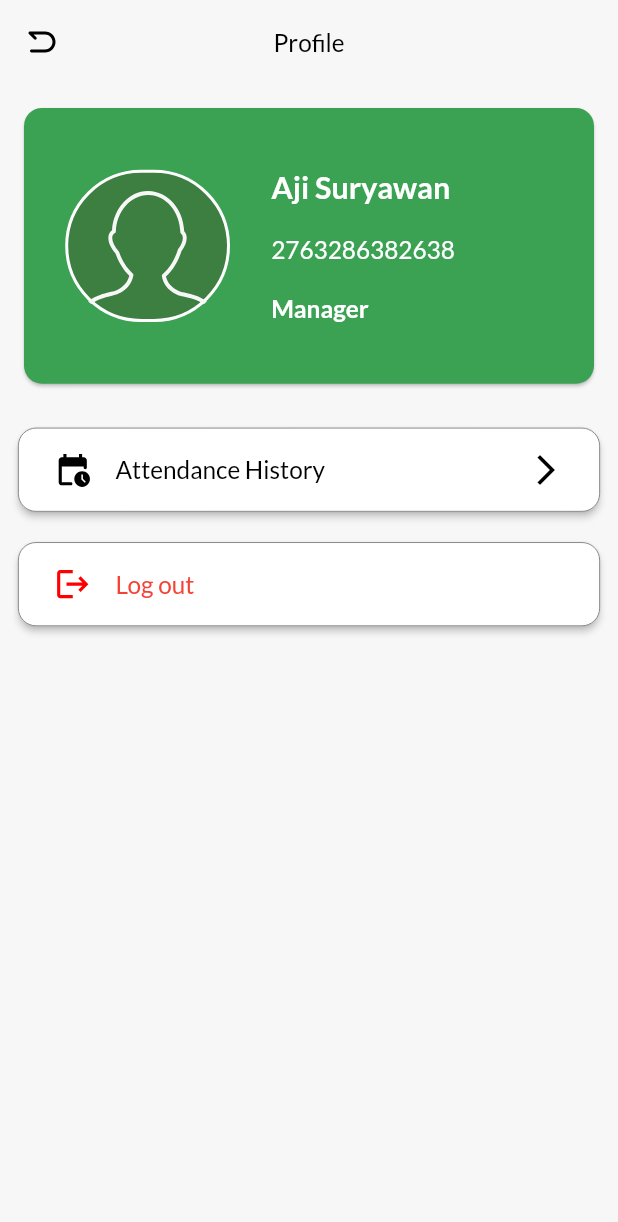
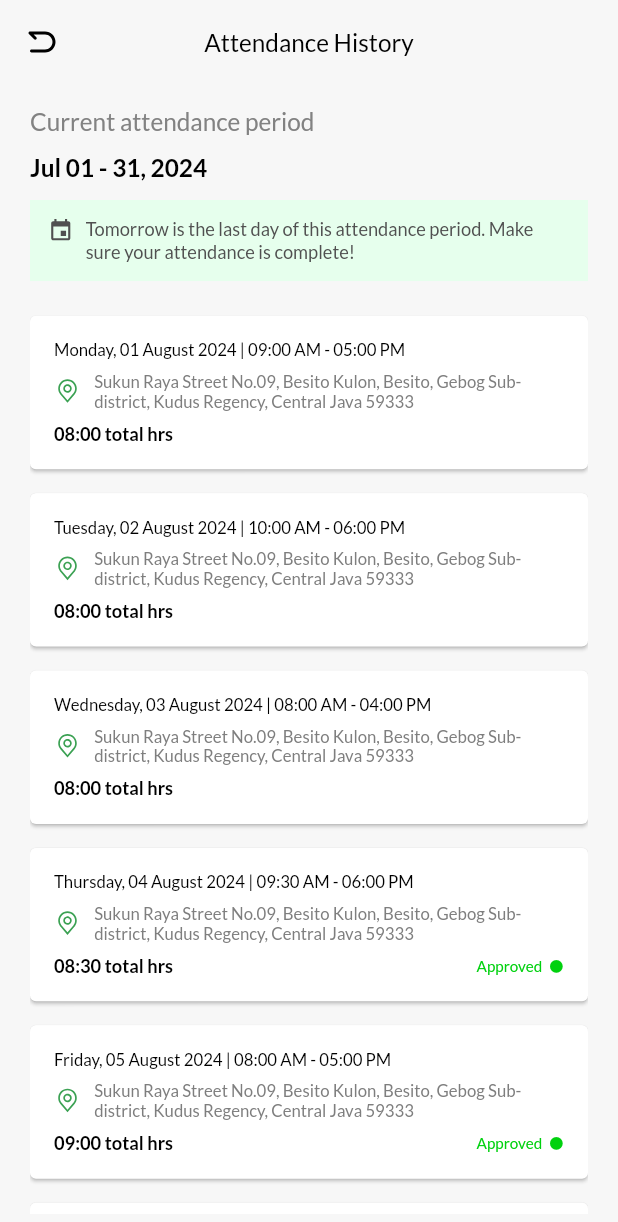
Before and after one commit to NamkuGavin/attendancce_app, a Flutter app: the ProfilePage screen opened directly, after a tap on "Attendance History", on a phone screen of 412 x 824 dp. Shown: the top 1222 px of the screen. Run offline on Flutter 3.47's test engine with Material 3 defaults, Android fonts, the phone set to English and light mode, and no system bars; our stand-ins replace bloc, cached_network_image, dartz, dotted_border, equatable, flutter_bloc and 9 more; missing offline and left inert: flutter_downloader, safe_device; accounts and stored records are empty.

Commit message:
feat: [GA] history page

```diff
--- a/lib/core/theme/color_value.dart
+++ b/lib/core/theme/color_value.dart
@@ -10,6 +10,7 @@ class ColorValue {
   static const Color greyColor = Color(0XFF7E7E7E);
   static const Color borderColor = Color(0xFFBDBDBD);
   static const Color borderGreyColor = Color(0XFF606568);
+  static const Color textGreyColor = Color(0XFF828282);
   static const Color pendingColor = Color(0XFF95A13B);
   static const Color standByColor = Color(0XFF0A00C6);
   static const Color invalidColor = Color(0XFFD10000);
--- /dev/null
+++ b/lib/core/widget/appbar/custom_appbar.dart
@@ -0,0 +1,34 @@
+import 'package:flutter/material.dart';
+import 'package:flutter_screenutil/flutter_screenutil.dart';
+import 'package:flutter_svg/flutter_svg.dart';
+
+import '../../route/navigate.dart';
+import '../../theme/text_style.dart';
+
+class CustomAppbar extends StatefulWidget implements PreferredSizeWidget {
+  final String title;
+  const CustomAppbar({super.key, required this.title});
+
+  @override
+  State<CustomAppbar> createState() => _CustomAppbarState();
+
+  @override
+  Size get preferredSize => const Size.fromHeight(kToolbarHeight);
+}
+
+class _CustomAppbarState extends State<CustomAppbar> {
+  @override
+  Widget build(BuildContext context) {
+    return AppBar(
+      leading: IconButton(
+          onPressed: () {
+            Navigate.navigatorPop(context);
+          },
+          icon: SvgPicture.asset("assets/icons/back.svg")),
+      centerTitle: true,
+      title: Text(widget.title,
+          style:
+              TextThemeData.getTextTheme(Colors.black, 16.sp, FontWeight.w500)),
+    );
+  }
+}
--- /dev/null
+++ b/lib/features/history/data/data_sources/dummy_history.dart
@@ -0,0 +1,129 @@
+import '../models/model_dummy_history.dart';
+
+class Dummy {
+  static List<Attendance> attendanceHistory = [
+    // Pending approval entries
+    Attendance(
+      date: "Monday, 01 August 2024",
+      clockIn: "09:00 AM",
+      clockOut: "05:00 PM",
+      workTime: "10:00 AM - 07:00 PM",
+      location:
+          "Sukun Raya Street No.09, Besito Kulon, Besito, Gebog Sub-district, Kudus Regency, Central Java 59333",
+      totalHours: "08:00 total hrs",
+      status: "pending approval",
+      overtime: "N/A",
+      note: "N/A",
+    ),
+    Attendance(
+      date: "Tuesday, 02 August 2024",
+      clockIn: "10:00 AM",
+      clockOut: "06:00 PM",
+      workTime: "10:00 AM - 07:00 PM",
+      location:
+          "Sukun Raya Street No.09, Besito Kulon, Besito, Gebog Sub-district, Kudus Regency, Central Java 59333",
+      totalHours: "08:00 total hrs",
+      status: "pending approval",
+      overtime: "N/A",
+      note: "N/A",
+    ),
+    Attendance(
+      date: "Wednesday, 03 August 2024",
+      clockIn: "08:00 AM",
+      clockOut: "04:00 PM",
+      workTime: "10:00 AM - 07:00 PM",
+      location:
+          "Sukun Raya Street No.09, Besito Kulon, Besito, Gebog Sub-district, Kudus Regency, Central Java 59333",
+      totalHours: "08:00 total hrs",
+      status: "pending approval",
+      overtime: "N/A",
+      note: "N/A",
+    ),
+    // Approved entries
+    Attendance(
+      date: "Thursday, 04 August 2024",
+      clockIn: "09:30 AM",
+      clockOut: "06:00 PM",
+      workTime: "10:00 AM - 07:00 PM",
+      location:
+          "Sukun Raya Street No.09, Besito Kulon, Besito, Gebog Sub-district, Kudus Regency, Central Java 59333",
+      totalHours: "08:30 total hrs",
+      status: "approved",
+      overtime: "00:30",
+      note: "Presentasi project",
+    ),
+    Attendance(
+      date: "Friday, 05 August 2024",
+      clockIn: "08:00 AM",
+      clockOut: "05:00 PM",
+      workTime: "10:00 AM - 07:00 PM",
+      location:
+          "Sukun Raya Street No.09, Besito Kulon, Besito, Gebog Sub-district, Kudus Regency, Central Java 59333",
+      totalHours: "09:00 total hrs",
+      status: "approved",
+      overtime: "01:00",
+      note: "Selesai task lebih cepat",
+    ),
+    Attendance(
+      date: "Monday, 08 August 2024",
+      clockIn: "09:00 AM",
+      clockOut: "05:30 PM",
+      workTime: "10:00 AM - 07:00 PM",
+      location:
+          "Sukun Raya Street No.09, Besito Kulon, Besito, Gebog Sub-district, Kudus Regency, Central Java 59333",
+      totalHours: "08:30 total hrs",
+      status: "approved",
+      overtime: "00:30",
+      note: "Meeting dengan tim",
+    ),
+    Attendance(
+      date: "Wednesday, 10 August 2024",
+      clockIn: "08:00 AM",
+      clockOut: "04:30 PM",
+      workTime: "10:00 AM - 07:00 PM",
+      location:
+          "Sukun Raya Street No.09, Besito Kulon, Besito, Gebog Sub-district, Kudus Regency, Central Java 59333",
+      totalHours: "08:30 total hrs",
+      status: "approved",
+      overtime: "00:30",
+      note: "Training internal",
+    ),
+    // Rejected entries
+    Attendance(
+      date: "Thursday, 11 August 2024",
+      clockIn: "09:30 AM",
+      clockOut: "05:00 PM",
+      workTime: "10:00 AM - 07:00 PM",
+      location:
+          "Sukun Raya Street No.09, Besito Kulon, Besito, Gebog Sub-district, Kudus Regency, Central Java 59333",
+      totalHours: "07:30 total hrs",
+      status: "rejected",
+      overtime: "N/A",
+      note: "Absen terlambat",
+    ),
+    Attendance(
+      date: "Friday, 12 August 2024",
+      clockIn: "08:00 AM",
+      clockOut: "03:30 PM",
+      workTime: "10:00 AM - 07:00 PM",
+      location:
+          "Sukun Raya Street No.09, Besito Kulon, Besito, Gebog Sub-district, Kudus Regency, Central Java 59333",
+      totalHours: "07:30 total hrs",
+      status: "rejected",
+      overtime: "N/A",
+      note: "Pulang lebih awal",
+    ),
+    Attendance(
+      date: "Monday, 15 August 2024",
+      clockIn: "09:00 AM",
+      clockOut: "04:00 PM",
+      workTime: "10:00 AM - 07:00 PM",
+      location:
+          "Sukun Raya Street No.09, Besito Kulon, Besito, Gebog Sub-district, Kudus Regency, Central Java 59333",
+      totalHours: "07:00 total hrs",
+      status: "rejected",
+      overtime: "N/A",
+      note: "Tidak selesai task",
+    ),
+  ];
+}
--- /dev/null
+++ b/lib/features/history/data/models/model_dummy_history.dart
@@ -0,0 +1,23 @@
+class Attendance {
+  final String date;
+  final String clockIn;
+  final String clockOut;
+  final String workTime;
+  final String location;
+  final String totalHours;
+  final String status;
+  final String overtime;
+  final String note;
+
+  Attendance({
+    required this.date,
+    required this.clockIn,
+    required this.clockOut,
+    required this.workTime,
+    required this.location,
+    required this.totalHours,
+    required this.status,
+    required this.overtime,
+    required this.note,
+  });
+}
--- /dev/null
+++ b/lib/features/history/presentation/pages/history.dart
@@ -0,0 +1,78 @@
+import 'package:attendance_app/core/theme/color_value.dart';
+import 'package:attendance_app/core/theme/text_style.dart';
+import 'package:attendance_app/features/history/data/data_sources/dummy_history.dart';
+import 'package:attendance_app/features/history/presentation/widget/history_item.dart';
+import 'package:flutter/material.dart';
+import 'package:flutter_screenutil/flutter_screenutil.dart';
+import 'package:flutter_svg/flutter_svg.dart';
+
+import '../../../../core/widget/appbar/custom_appbar.dart';
+
+class HistoryPage extends StatefulWidget {
+  const HistoryPage({super.key});
+
+  @override
+  State<HistoryPage> createState() => _HistoryPageState();
+}
+
+class _HistoryPageState extends State<HistoryPage> {
+  @override
+  Widget build(BuildContext context) {
+    return Scaffold(
+      appBar: const CustomAppbar(title: 'Attendance History'),
+      body: _body(),
+    );
+  }
+
+  Widget _body() {
+    return Padding(
+      padding: const EdgeInsets.symmetric(horizontal: 20, vertical: 15),
+      child: Column(
+        crossAxisAlignment: CrossAxisAlignment.start,
+        children: [
+          Text('Current attendance period',
+              style: TextThemeData.getTextTheme(
+                  ColorValue.textGreyColor, 16.sp, FontWeight.w500)),
+          SizedBox(height: 12.sp),
+          Text('Jul 01 - 31, 2024',
+              style: TextThemeData.getTextTheme(
+                  Colors.black, 16.sp, FontWeight.w600)),
+          SizedBox(height: 12.sp),
+          _infoBox(),
+          SizedBox(height: 15.sp),
+          Expanded(
+            child: ListView.builder(
+              itemCount: Dummy.attendanceHistory.length,
+              shrinkWrap: true,
+              itemBuilder: (context, index) {
+                return HistoryItem(attendance: Dummy.attendanceHistory[index]);
+              },
+            ),
+          )
+        ],
+      ),
+    );
+  }
+
+  Widget _infoBox() {
+    return Container(
+      width: double.infinity,
+      color: ColorValue.secondaryColor,
+      padding: const EdgeInsets.all(12),
+      child: Row(
+        crossAxisAlignment: CrossAxisAlignment.start,
+        children: [
+          SvgPicture.asset("assets/icons/noteTime.svg"),
+          SizedBox(width: 8.sp),
+          Expanded(
+            child: Text(
+              'Tomorrow is the last day of this attendance period. Make sure your attendance is complete!',
+              style: TextThemeData.getTextTheme(
+                  const Color(0xFF505050), 12.sp, FontWeight.w500),
+            ),
+          ),
+        ],
+      ),
+    );
+  }
+}
--- /dev/null
+++ b/lib/features/history/presentation/widget/history_item.dart
@@ -0,0 +1,84 @@
+import 'package:attendance_app/core/theme/color_value.dart';
+import 'package:attendance_app/core/theme/text_style.dart';
+import 'package:flutter/material.dart';
+import 'package:flutter_screenutil/flutter_screenutil.dart';
+import 'package:flutter_svg/flutter_svg.dart';
+
+import '../../data/models/model_dummy_history.dart';
+
+class HistoryItem extends StatefulWidget {
+  final Attendance attendance;
+  const HistoryItem({super.key, required this.attendance});
+
+  @override
+  State<HistoryItem> createState() => _HistoryItemState();
+}
+
+class _HistoryItemState extends State<HistoryItem> {
+  @override
+  Widget build(BuildContext context) {
+    return Card(
+      margin: const EdgeInsets.symmetric(vertical: 8),
+      child: Padding(
+        padding: const EdgeInsets.all(16.0),
+        child: Column(
+          crossAxisAlignment: CrossAxisAlignment.start,
+          children: [
+            Text(
+                '${widget.attendance.date} | ${widget.attendance.clockIn} - ${widget.attendance.clockOut}',
+                style: TextThemeData.getTextTheme(
+                    Colors.black, 11.sp, FontWeight.w400)),
+            SizedBox(height: 8.sp),
+            Row(
+              children: [
+                SvgPicture.asset('assets/icons/markPin.svg'),
+                SizedBox(width: 8.w),
+                Expanded(
+                  child: Text(widget.attendance.location,
+                      style: TextThemeData.getTextTheme(
+                          ColorValue.greyColor, 11.sp, FontWeight.w400)),
+                ),
+              ],
+            ),
+            SizedBox(height: 8.h),
+            Row(
+              mainAxisAlignment: MainAxisAlignment.spaceBetween,
+              children: [
+                Text(
+                  widget.attendance.totalHours,
+                  style: TextThemeData.getTextTheme(
+                      Colors.black, 12.sp, FontWeight.w600),
+                ),
+                if (widget.attendance.status == "approved" ||
+                    widget.attendance.status == "rejected")
+                  Row(
+                    children: [
+                      Text(
+                        widget.attendance.status == "approved"
+                            ? 'Approved'
+                            : 'Rejected',
+                        style: TextThemeData.getTextTheme(
+                            widget.attendance.status == "approved"
+                                ? ColorValue.validColor
+                                : ColorValue.invalidColor,
+                            10.sp,
+                            FontWeight.w500),
+                      ),
+                      SizedBox(width: 4.w),
+                      Icon(
+                        Icons.circle,
+                        color: widget.attendance.status == "approved"
+                            ? ColorValue.validColor
+                            : ColorValue.invalidColor,
+                        size: 10.h,
+                      ),
+                    ],
+                  ),
+              ],
+            ),
+          ],
+        ),
+      ),
+    );
+  }
+}
--- a/lib/features/presence/presentation/pages/attendance.dart
+++ b/lib/features/presence/presentation/pages/attendance.dart
@@ -1,6 +1,7 @@
 import 'package:attendance_app/core/route/navigate.dart';
 import 'package:attendance_app/core/theme/color_value.dart';
 import 'package:attendance_app/core/theme/text_style.dart';
+import 'package:attendance_app/core/widget/appbar/custom_appbar.dart';
 import 'package:attendance_app/core/widget/separator_line/separator.dart';
 import 'package:dotted_border/dotted_border.dart';
 import 'package:flutter/material.dart';
@@ -18,17 +19,7 @@ class _AttendancePageState extends State<AttendancePage> {
   @override
   Widget build(BuildContext context) {
     return Scaffold(
-      appBar: AppBar(
-        leading: IconButton(
-            onPressed: () {
-              Navigate.navigatorPop(context);
-            },
-            icon: SvgPicture.asset("assets/icons/back.svg")),
-        centerTitle: true,
-        title: Text('Attendance',
-            style: TextThemeData.getTextTheme(
-                Colors.black, 16.sp, FontWeight.w500)),
-      ),
+      appBar: const CustomAppbar(title: 'Attendance'),
       body: _body(),
     );
   }
--- a/lib/features/profile/presentation/pages/profile_page.dart
+++ b/lib/features/profile/presentation/pages/profile_page.dart
@@ -1,4 +1,6 @@
 import 'package:attendance_app/core/theme/color_value.dart';
+import 'package:attendance_app/core/widget/appbar/custom_appbar.dart';
+import 'package:attendance_app/features/history/presentation/pages/history.dart';
 import 'package:flutter/material.dart';
 import 'package:flutter_screenutil/flutter_screenutil.dart';
 import 'package:flutter_svg/flutter_svg.dart';
@@ -17,17 +19,7 @@ class _ProfilePageState extends State<ProfilePage> {
   @override
   Widget build(BuildContext context) {
     return Scaffold(
-      appBar: AppBar(
-        leading: IconButton(
-            onPressed: () {
-              Navigate.navigatorPop(context);
-            },
-            icon: SvgPicture.asset("assets/icons/back.svg")),
-        centerTitle: true,
-        title: Text('Profile',
-            style: TextThemeData.getTextTheme(
-                Colors.black, 16.sp, FontWeight.w500)),
-      ),
+      appBar: const CustomAppbar(title: 'Profile'),
       body: Padding(
         padding: const EdgeInsets.all(12),
         child: Column(
@@ -35,7 +27,9 @@ class _ProfilePageState extends State<ProfilePage> {
             _profileCard(),
             SizedBox(height: 25.h),
             ElevatedButton(
-              onPressed: () {},
+              onPressed: () {
+                Navigate.navigatorPush(context, const HistoryPage());
+              },
               style: ElevatedButton.styleFrom(
                   backgroundColor: Colors.white,
                   side: const BorderSide(
```
Also changed, not shown: assets/icons/markPin.svg (added), assets/icons/noteTime.svg (added).
